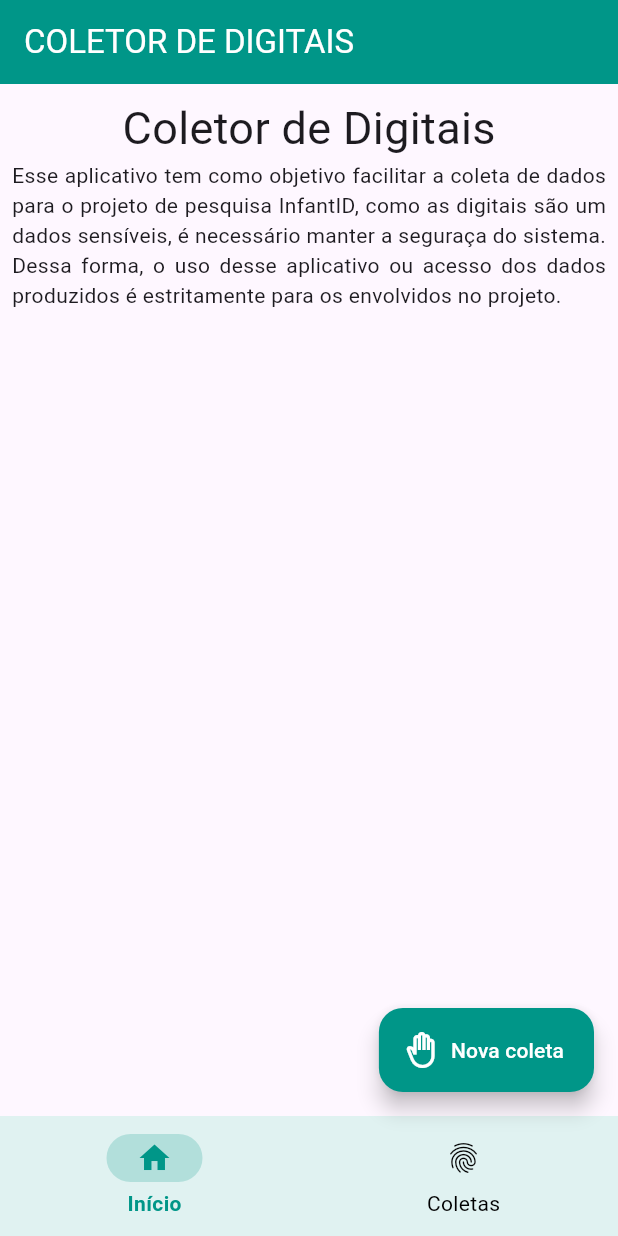
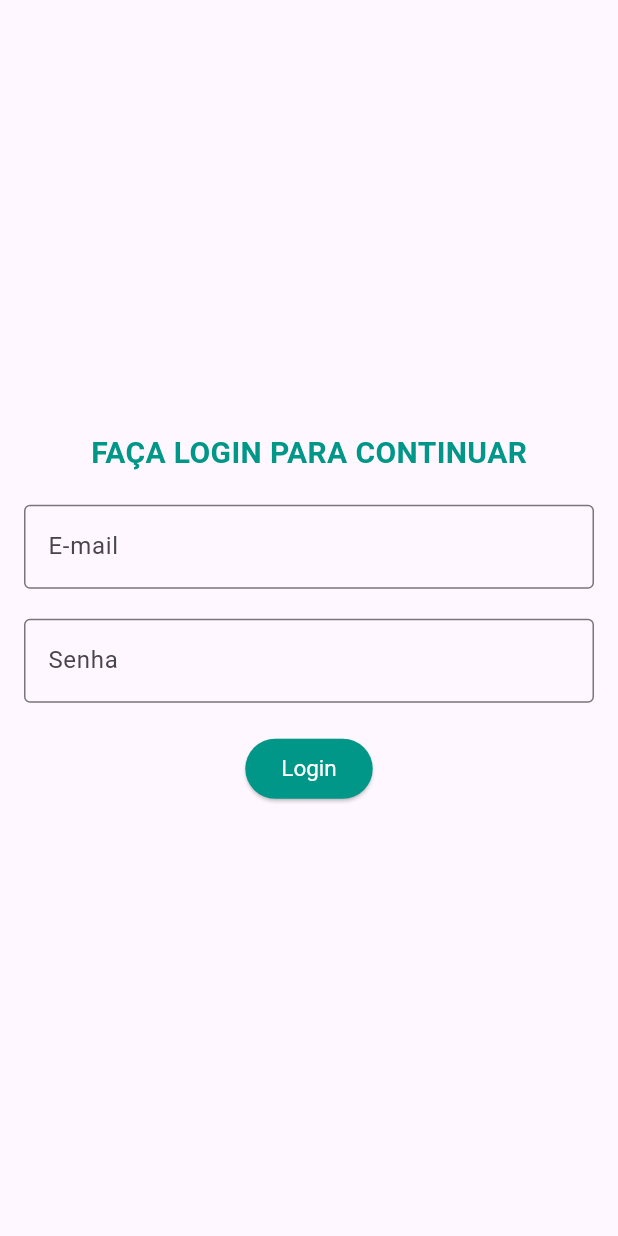
Before and after one commit to LuizHVicari/Fingerprint-Reader, a Flutter app: the screen it shows after launch, on a phone screen of 412 x 824 dp. Run offline on Flutter 3.47's test engine with Material 3 defaults, Android fonts, the phone set to English and light mode, and no system bars; our stand-ins replace camera; missing offline and left inert: gal.

Commit message:
create login page

```diff
--- /dev/null
+++ b/digital_reader/lib/controlllers/login_controller.dart
@@ -0,0 +1,7 @@
+class LoginController {
+  static LoginController instance = LoginController();
+
+  String login = '';
+  String password = '';
+  String token = '';
+}
--- a/digital_reader/lib/main.dart
+++ b/digital_reader/lib/main.dart
@@ -1,6 +1,8 @@
 import 'package:camera/camera.dart';
+import 'package:digital_reader/controlllers/login_controller.dart';
 import 'package:digital_reader/views/pages/gathering_page.dart';
 import 'package:digital_reader/views/pages/home_page.dart';
+import 'package:digital_reader/views/pages/login_page.dart';
 import 'package:digital_reader/views/pages/new_baby_page.dart';
 import 'package:flutter/material.dart';
 import 'package:flutter/services.dart';
@@ -16,18 +18,31 @@ void main() async {
   ]);
   runApp(
     MaterialApp(
-      localizationsDelegates: const [
-        GlobalMaterialLocalizations.delegate
-      ],
-      supportedLocales: [
+      localizationsDelegates: GlobalMaterialLocalizations.delegates
+      ,
+      supportedLocales: const [
         Locale('pt')
       ],
       routes: {
-        '/': (context) => const HomePage(),
+        '/': (context) => loginIsValid() ? HomePage() : LoginPage() ,
         '/gathering': (context) => GatheringPage(camera: firstCamera,),
         '/new_baby': (context) => const NewBabyPage(),
+        '/login' : (context) => const LoginPage()
       },
       theme: ThemeData.light(),
       )
   );
 }
+
+  bool loginIsValid() {
+    if (LoginController.instance.login == '') {
+      return false;
+    }
+    if (LoginController.instance.password == '') {
+      return false;
+    }
+    if (LoginController.instance.token == '') {
+      return false;
+    }
+    return true;
+  }
--- a/digital_reader/lib/views/pages/home_page.dart
+++ b/digital_reader/lib/views/pages/home_page.dart
@@ -14,21 +14,20 @@ class HomePage extends StatefulWidget {
 }
 
 class _HomePageState extends State<HomePage> {
-  final List<Widget> _pages = [
+  final List<Widget> _pages = const [
     HomeList(),
     GathersList(),
   ];
 
   @override
   Widget build(BuildContext context) {
-
     return Scaffold(
       appBar: TopBar(title: 'Coletor de Digitais'.toUpperCase()),
       body:  AnimatedBuilder(
         animation: CurrentWidgetHomeController.intance,
         builder: (context, child) {
           return
-            Container(
+            SizedBox(
               height: MediaQuery.of(context).size.height,
               width: MediaQuery.of(context).size.width,
               child: _pages[CurrentWidgetHomeController.intance.currentWidgetIndex],
--- /dev/null
+++ b/digital_reader/lib/views/pages/login_page.dart
@@ -0,0 +1,57 @@
+import 'package:digital_reader/controlllers/login_controller.dart';
+import 'package:digital_reader/views/styles/elevated_button_style.dart';
+import 'package:digital_reader/views/widgets/email_input.dart';
+import 'package:digital_reader/views/widgets/password_input.dart';
+import 'package:flutter/material.dart';
+
+class LoginPage extends StatefulWidget {
+  const LoginPage({super.key});
+
+  @override
+  State<LoginPage> createState() => _LoginPageState();
+}
+
+class _LoginPageState extends State<LoginPage> {
+  @override
+  Widget build(BuildContext context) {
+    return Scaffold(
+      body: Container(
+        height: MediaQuery.of(context).size.height,
+        width: MediaQuery.of(context).size.width,
+        padding: const EdgeInsets.all(16),
+        child: Column(
+          mainAxisAlignment: MainAxisAlignment.center,
+          crossAxisAlignment: CrossAxisAlignment.center,
+          children: [
+            Text(
+              'Faça login para continuar'.toUpperCase(),
+              style: const TextStyle(
+                color: Colors.teal,
+                fontSize: 20,
+                fontWeight: FontWeight.bold
+              ),
+            ),
+            const SizedBox(height: 20),
+            const EmailInput(),
+            const SizedBox(height: 20),
+            const PasswordInput(),
+            const SizedBox(height: 20,),
+            ElevatedButton(
+              style: elevatedButtonStyle(),
+              onPressed: () {
+                // TODO add login logic
+                LoginController.instance.token = 'teste';
+                Navigator.of(context).popAndPushNamed('/');
+              },
+              child: const Text('Login')
+            )
+          ],
+        )
+      ),
+    );
+  }
+
+
+
+
+}
--- /dev/null
+++ b/digital_reader/lib/views/styles/elevated_button_style.dart
@@ -0,0 +1,11 @@
+import 'package:flutter/material.dart';
+
+ButtonStyle elevatedButtonStyle() {
+  return ElevatedButton.styleFrom(
+    backgroundColor: Colors.teal,
+    foregroundColor: Colors.white,
+    textStyle: const TextStyle(
+      fontSize: 15
+    )
+  );
+}
--- /dev/null
+++ b/digital_reader/lib/views/styles/input_style.dart
@@ -0,0 +1,16 @@
+import 'package:flutter/material.dart';
+
+InputDecoration inputStyle({required String labelText}) {
+    return InputDecoration(
+      labelText: labelText,
+      border: OutlineInputBorder(),
+      floatingLabelStyle: TextStyle(
+        color: Colors.teal,
+      ),
+      focusedBorder: OutlineInputBorder(
+        borderSide: BorderSide(
+          color: Colors.teal
+        )
+      )
+    );
+  }
--- /dev/null
+++ b/digital_reader/lib/views/widgets/email_input.dart
@@ -0,0 +1,18 @@
+import 'package:digital_reader/controlllers/login_controller.dart';
+import 'package:digital_reader/views/styles/input_style.dart';
+import 'package:flutter/material.dart';
+
+class EmailInput extends StatelessWidget {
+  const EmailInput({super.key});
+
+  @override
+  Widget build(BuildContext context) {
+    return TextField(
+      decoration: inputStyle(labelText: 'E-mail'),
+      keyboardType: TextInputType.emailAddress,
+      onChanged: (value) {
+        LoginController.instance.login = value;
+      },
+    );
+  }
+}
--- a/digital_reader/lib/views/widgets/home_list.dart
+++ b/digital_reader/lib/views/widgets/home_list.dart
@@ -12,7 +12,7 @@ class _HomeListState extends State<HomeList> {
   Widget build(BuildContext context) {
     return SingleChildScrollView(
       child: Container(
-        padding: EdgeInsets.all(8),
+        padding: const EdgeInsets.all(8),
         width: MediaQuery.of(context).size.width,
         height: MediaQuery.of(context).size.height,
         child: const Column(
--- /dev/null
+++ b/digital_reader/lib/views/widgets/password_input.dart
@@ -0,0 +1,19 @@
+import 'package:digital_reader/controlllers/login_controller.dart';
+import 'package:digital_reader/views/styles/input_style.dart';
+import 'package:flutter/material.dart';
+
+class PasswordInput extends StatelessWidget {
+  const PasswordInput({super.key});
+
+  @override
+  Widget build(BuildContext context) {
+    return TextField(
+      obscureText: true,
+      decoration: inputStyle(labelText: 'Senha'),
+      keyboardType: TextInputType.text,
+      onChanged:(value) {
+        LoginController.instance.password = value;
+      },
+    );
+  }
+}
```
